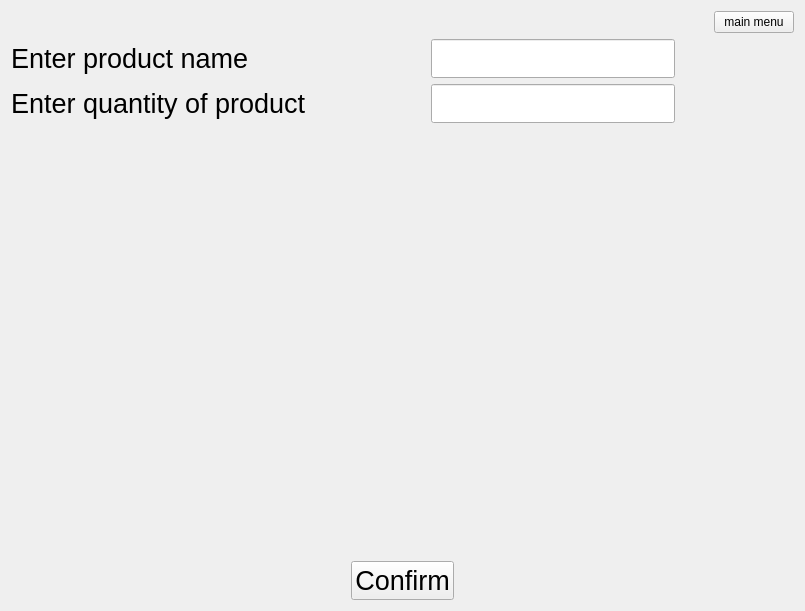
This is Retail_Software/defectiveproductswindow.ui in AntonZhiganov/Retail_Software as Qt 5 draws it before an edit. The edited form follows.
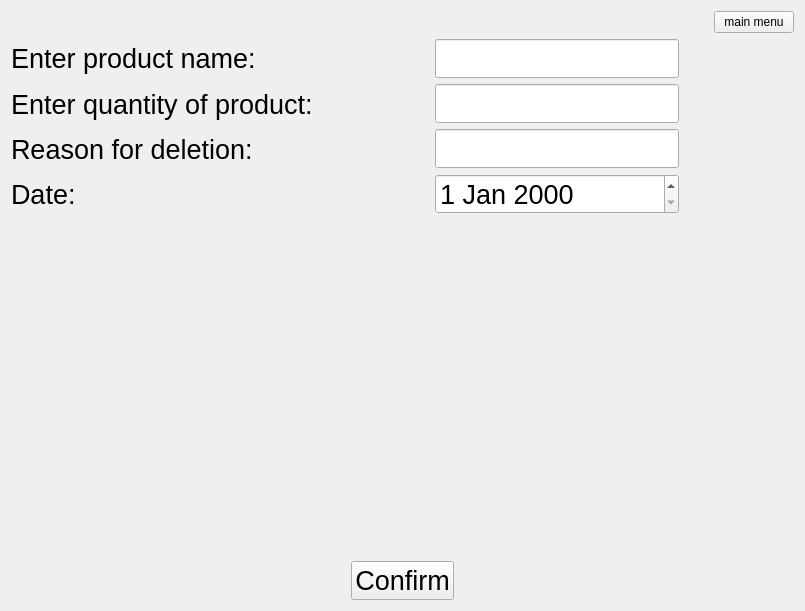
This is the edited form.

Commit message: now, when we press the button (confirm) in the window (defectiveProductWindow), the product is taken from the warehouse and added to the table of defective comments. Also, now we can write the reason for the defect

Diff of the .ui file:
```diff
--- a/Retail_Software/defectiveproductswindow.ui
+++ b/Retail_Software/defectiveproductswindow.ui
@@ -50,7 +50,7 @@
           </font>
          </property>
          <property name="text">
-          <string>Enter product name</string>
+          <string>Enter product name:</string>
          </property>
         </widget>
        </item>
@@ -62,7 +62,31 @@
           </font>
          </property>
          <property name="text">
-          <string>Enter quantity of product</string>
+          <string>Enter quantity of product:</string>
+         </property>
+        </widget>
+       </item>
+       <item>
+        <widget class="QLabel" name="resonLabel">
+         <property name="font">
+          <font>
+           <pointsize>20</pointsize>
+          </font>
+         </property>
+         <property name="text">
+          <string>Reason for deletion:</string>
+         </property>
+        </widget>
+       </item>
+       <item>
+        <widget class="QLabel" name="label_3">
+         <property name="font">
+          <font>
+           <pointsize>20</pointsize>
+          </font>
+         </property>
+         <property name="text">
+          <string>Date: </string>
          </property>
         </widget>
        </item>
@@ -101,6 +125,24 @@
          </property>
         </widget>
        </item>
+       <item>
+        <widget class="QLineEdit" name="resonLineEdit">
+         <property name="font">
+          <font>
+           <pointsize>20</pointsize>
+          </font>
+         </property>
+        </widget>
+       </item>
+       <item>
+        <widget class="QDateEdit" name="dateEdit">
+         <property name="font">
+          <font>
+           <pointsize>20</pointsize>
+          </font>
+         </property>
+        </widget>
+       </item>
       </layout>
      </item>
      <item>
```
The commit also changes 1 other file.
